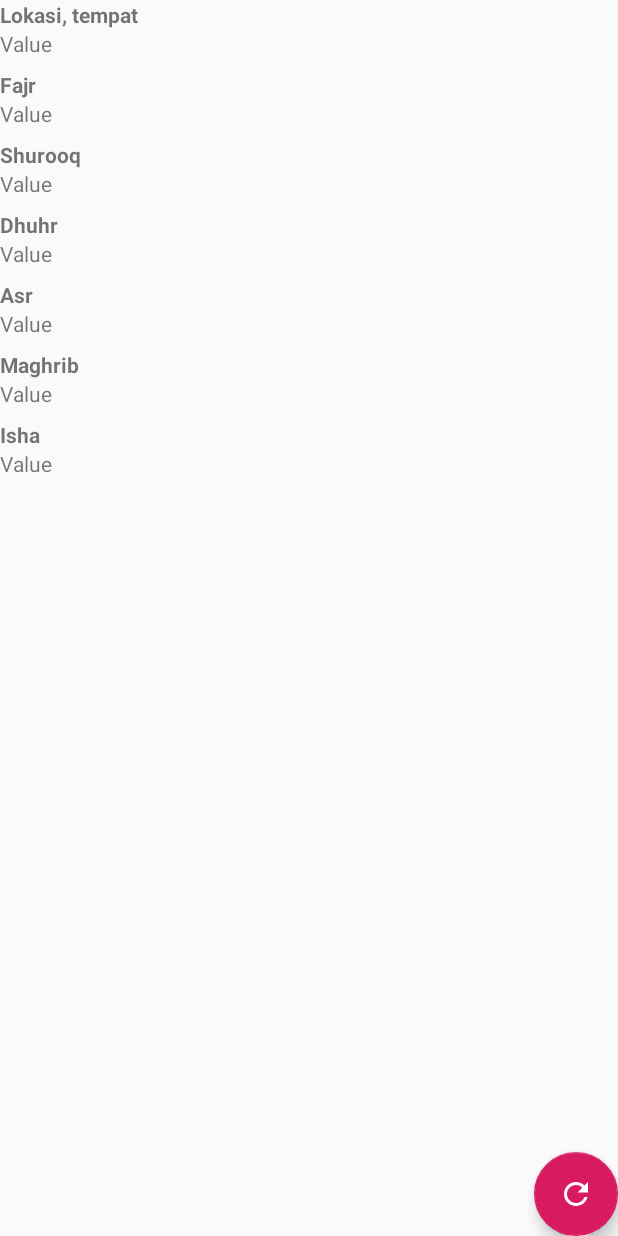
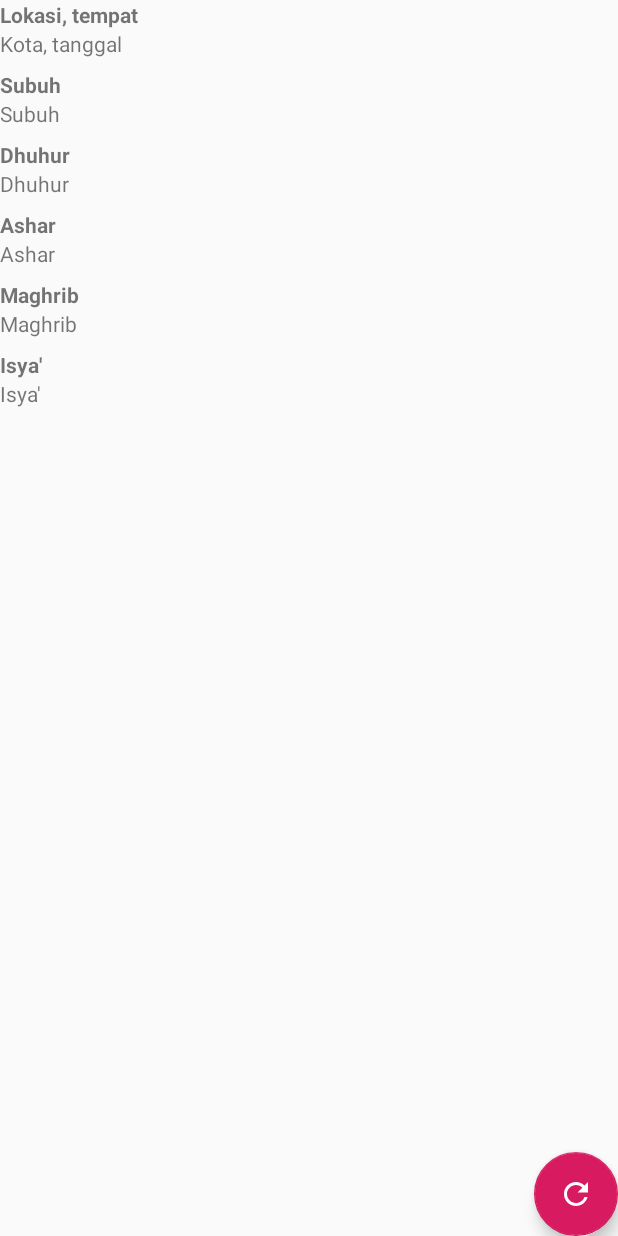
Before and after one commit to lutzid/FP_Tekber_05111740000007, an Android app: the JadwalActivity screen opened directly, with no data from a screen before it, on a phone screen of 412 x 824 dp. Run offline under Robolectric (Android 15) with nearby library versions, the phone set to English and light mode, and no system bars.

Commit message:
update text jadwal

```diff
--- a/app/src/main/java/com/example/zidan/learnislam/JadwalActivity.java
+++ b/app/src/main/java/com/example/zidan/learnislam/JadwalActivity.java
@@ -8,7 +8,6 @@ import android.location.Location;
 import android.os.Bundle;
 import android.support.design.widget.FloatingActionButton;
 import android.support.v7.app.AppCompatActivity;
-import android.view.MenuItem;
 import android.view.View;
 import android.widget.TextView;
 import android.widget.Toast;
@@ -32,8 +31,8 @@ import retrofit2.converter.gson.GsonConverterFactory;
 
 public class JadwalActivity extends AppCompatActivity {
 
-    private TextView tv_lokasi_value, tv_fajr_value, tv_shurooq_value,
-            tv_dhuhr_value, tv_asr_value, tv_maghrib_value, tv_isha_value;
+    private TextView tv_lokasi_value, tv_fajr_value, tv_dhuhr_value,
+            tv_asr_value, tv_maghrib_value, tv_isha_value;
     private FloatingActionButton fab_refresh;
     private ProgressDialog progressDialog;
     private String city;
@@ -49,7 +48,6 @@ public class JadwalActivity extends AppCompatActivity {
 
         tv_lokasi_value = findViewById(R.id.tv_lokasi_value);
         tv_fajr_value = findViewById(R.id.tv_fajr_value);
-        tv_shurooq_value = findViewById(R.id.tv_shurooq_value);
         tv_dhuhr_value = findViewById(R.id.tv_dhuhr_value);
         tv_asr_value = findViewById(R.id.tv_asr_value);
         tv_maghrib_value = findViewById(R.id.tv_maghrib_value);
@@ -125,7 +123,6 @@ public class JadwalActivity extends AppCompatActivity {
                     progressDialog.dismiss();
                     tv_lokasi_value.setText(response.body().getQuery()+", "+response.body().getItems().get(0).getDateFor());
                     tv_fajr_value.setText(response.body().getItems().get(0).getFajr());
-                    tv_shurooq_value.setText(response.body().getItems().get(0).getShurooq());
                     tv_dhuhr_value.setText(response.body().getItems().get(0).getDhuhr());
                     tv_asr_value.setText(response.body().getItems().get(0).getAsr());
                     tv_maghrib_value.setText(response.body().getItems().get(0).getMaghrib());
--- a/app/src/main/res/layout/activity_jadwal.xml
+++ b/app/src/main/res/layout/activity_jadwal.xml
@@ -18,59 +18,46 @@
 
         <TextView
             android:id="@+id/tv_lokasi_value"
-            android:text="Value"
+            android:text="Kota, tanggal"
             android:layout_width="wrap_content"
             android:layout_height="wrap_content" />
 
         <TextView
             android:layout_marginTop="8dp"
-            android:text="Fajr"
+            android:text="Subuh"
             android:textStyle="bold"
             android:layout_width="wrap_content"
             android:layout_height="wrap_content" />
 
         <TextView
             android:id="@+id/tv_fajr_value"
-            android:text="Value"
+            android:text="Subuh"
             android:layout_width="wrap_content"
             android:layout_height="wrap_content" />
 
         <TextView
             android:layout_marginTop="8dp"
-            android:text="Shurooq"
-            android:textStyle="bold"
-            android:layout_width="wrap_content"
-            android:layout_height="wrap_content" />
-
-        <TextView
-            android:id="@+id/tv_shurooq_value"
-            android:text="Value"
-            android:layout_width="wrap_content"
-            android:layout_height="wrap_content" />
-
-        <TextView
-            android:layout_marginTop="8dp"
-            android:text="Dhuhr"
+            android:text="Dhuhur"
             android:textStyle="bold"
             android:layout_width="wrap_content"
             android:layout_height="wrap_content" />
 
         <TextView
             android:id="@+id/tv_dhuhr_value"
-            android:text="Value"
+            android:text="Dhuhur"
             android:layout_width="wrap_content"
             android:layout_height="wrap_content" />
 
         <TextView
             android:layout_marginTop="8dp"
-            android:text="Asr"
+            android:text="Ashar"
             android:textStyle="bold"
             android:layout_width="wrap_content"
             android:layout_height="wrap_content" />
 
         <TextView
             android:id="@+id/tv_asr_value"
-            android:text="Value"
+            android:text="Ashar"
             android:layout_width="wrap_content"
             android:layout_height="wrap_content" />
 
@@ -83,20 +70,20 @@
 
         <TextView
             android:id="@+id/tv_maghrib_value"
-            android:text="Value"
+            android:text="Maghrib"
             android:layout_width="wrap_content"
             android:layout_height="wrap_content" />
 
         <TextView
             android:layout_marginTop="8dp"
-            android:text="Isha"
+            android:text="Isya'"
             android:textStyle="bold"
             android:layout_width="wrap_content"
             android:layout_height="wrap_content" />
 
         <TextView
             android:id="@+id/tv_isha_value"
-            android:text="Value"
+            android:text="Isya'"
             android:layout_width="wrap_content"
             android:layout_height="wrap_content" />
     </LinearLayout>
```
